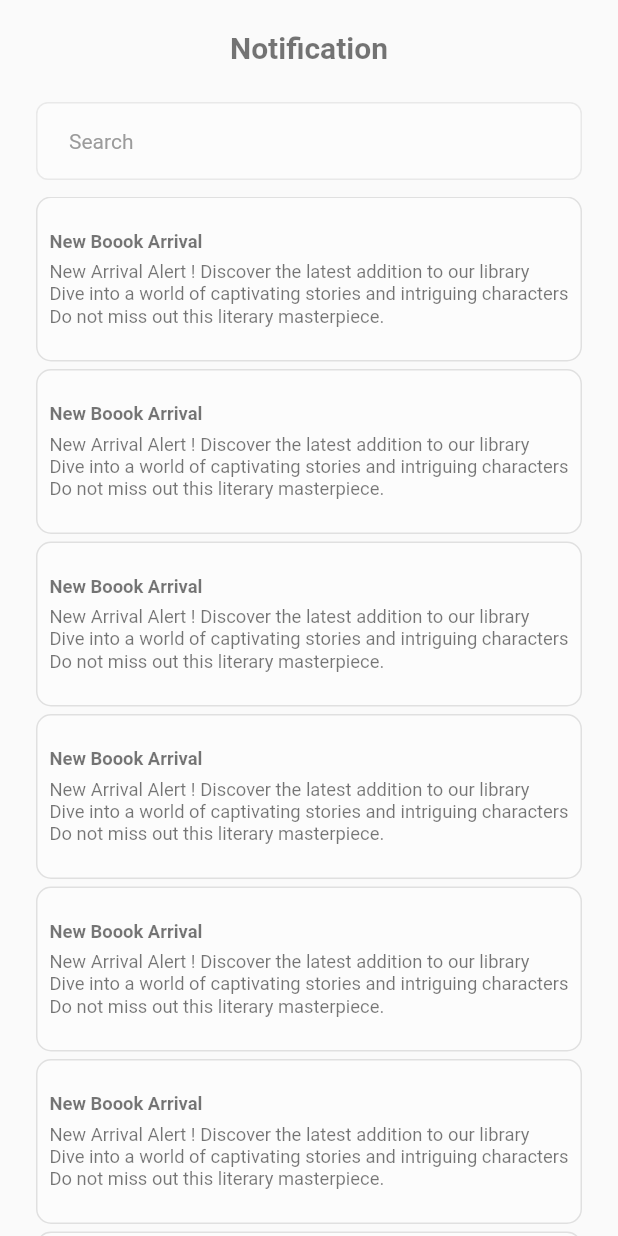
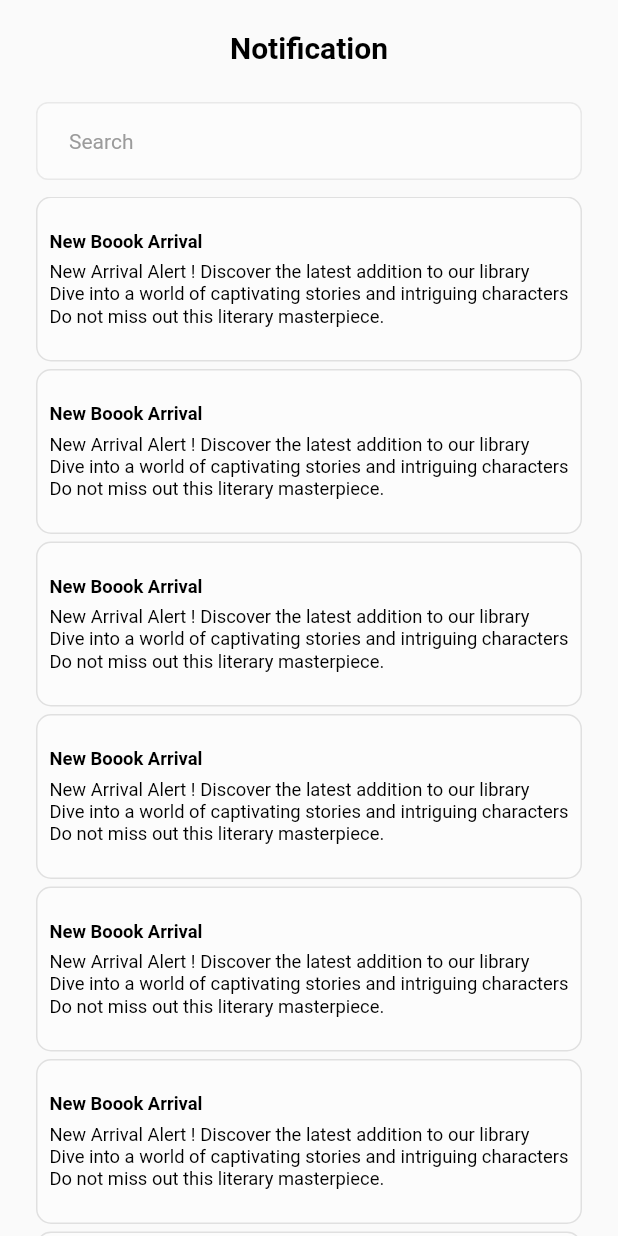
Before and after one commit to CINO1902/AfroReads, a Flutter app: the NotificationPage screen opened directly, on a phone screen of 412 x 824 dp. Run offline on Flutter 3.47's test engine with Material 2 defaults, Android fonts, the phone set to English and light mode, and no system bars; our stand-ins replace awesome_dialog, dio, flutter_smart_dialog, flutter_svg, gap, get_it and 3 more; accounts and stored records are empty; project files that could hold a hidden picture were left out.

Commit message:
dark mode colors modified

```diff
--- a/lib/core/constants/app_colors.dart
+++ b/lib/core/constants/app_colors.dart
@@ -4,7 +4,8 @@ class AfroReadsColors {
   static const Color primaryColor = Color(0xff25A29A);
   static const Color textColor = Color(0xff181B19);
   static const Color background = Color(0xffF8F8FA);
-  static const Color darkBackground = Colors.black54;
+  static const Color darkBackground = Colors.black;
+  static const Color semidarkBackground = Colors.black38;
   static const Color white = Color(0xffFFFFFF);
   static const Color grey = Color(0xff9B9B9B);
 }
--- a/lib/provider/theme_provider.dart
+++ b/lib/provider/theme_provider.dart
@@ -43,17 +43,16 @@ class ThemeProvider with ChangeNotifier {
         return ThemeData.light().copyWith(
           primaryColor: AfroReadsColors.background,
           primaryColorDark: AfroReadsColors.darkBackground,
+          hintColor: AfroReadsColors.white
         );
       case ThemeModeType.dark:
         return ThemeData.dark().copyWith(
           primaryColor: AfroReadsColors.darkBackground,
            primaryColorDark: AfroReadsColors.background,
+           hintColor: AfroReadsColors.semidarkBackground
         );
       case ThemeModeType.system:
-        return ThemeData.light().copyWith(
-          primaryColor: AfroReadsColors.background,
-           primaryColorDark: AfroReadsColors.darkBackground,
-        );
+        return ThemeData.light();
     }
   }
 }
```
Also changed, not shown: lib/features/getuserdetails/presentation/widgets/change_password_modal.dart (+21 -16 lines), lib/features/getuserdetails/presentation/widgets/display_modal.dart (+6 -3 lines), lib/features/getuserdetails/presentation/widgets/help_support_modal.dart (+20 -13 lines), lib/features/getuserdetails/presentation/widgets/settings_modal.dart (+20 -12 lines).
